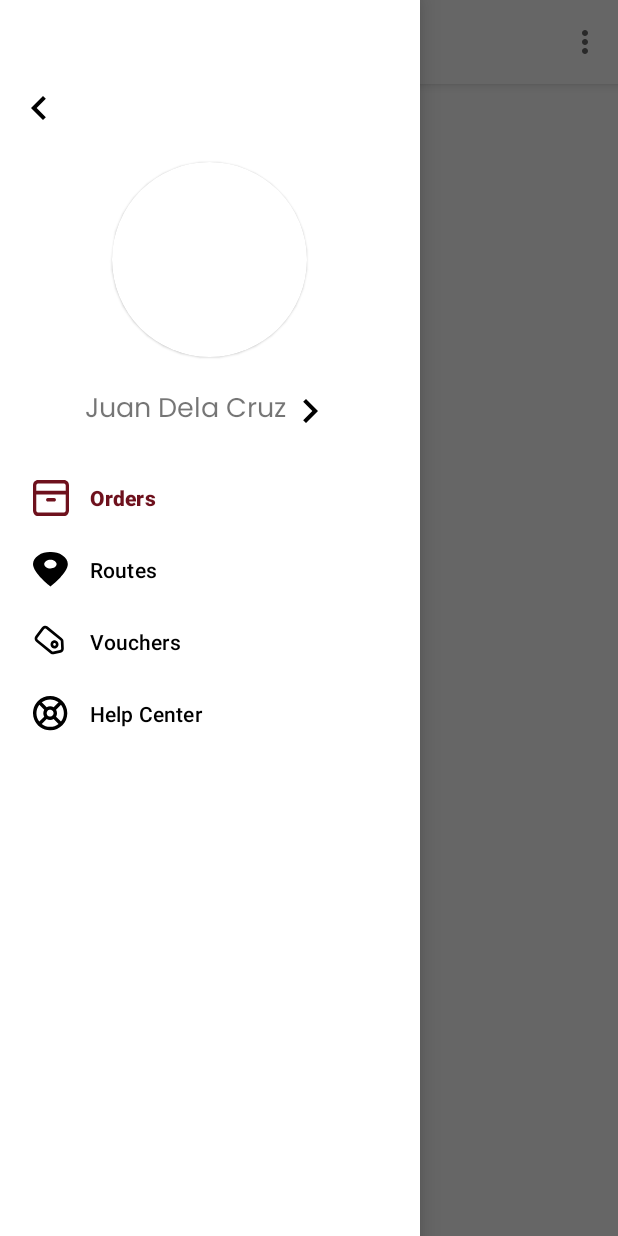
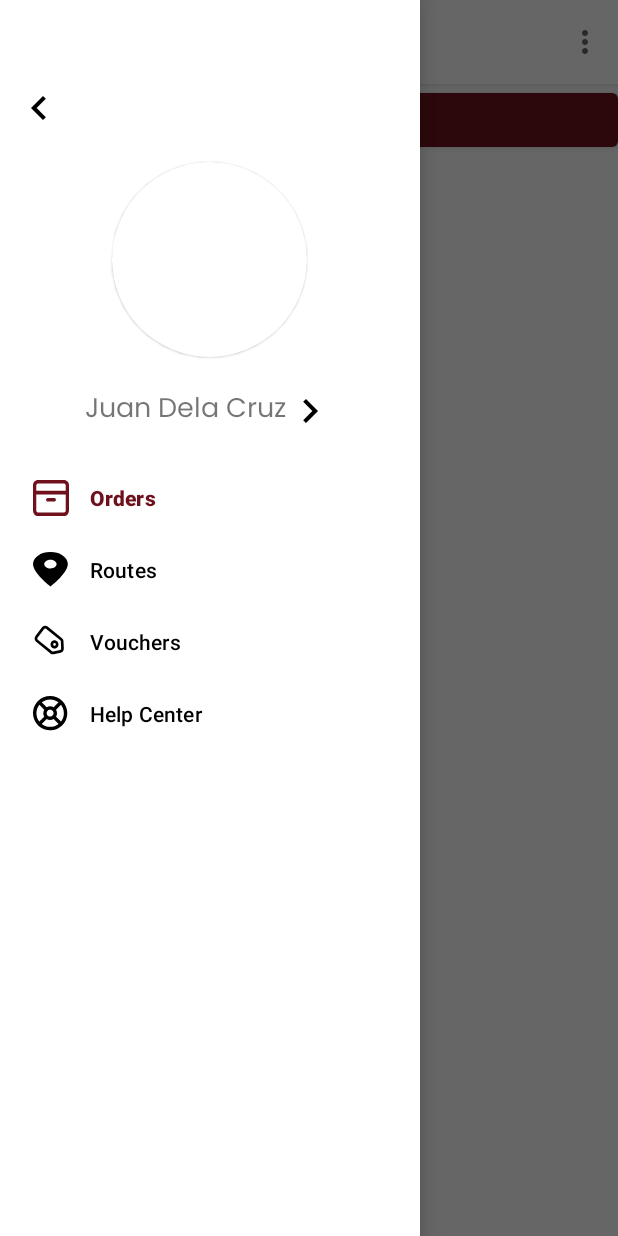
Before and after one commit to flysolo17/Daily-Grind-Client, an Android app: the MainActivity screen opened directly, with no data from a screen before it, with the side drawer open, on a phone screen of 412 x 824 dp. Run offline under Robolectric (Android 15) with nearby library versions, the phone set to English and light mode, and no system bars; our stand-ins replace Dagger/Hilt's generated code, navigation-ui.

Commit message:
stay logged in feature

```diff
--- a/app/build.gradle
+++ b/app/build.gradle
@@ -75,5 +75,7 @@ dependencies {
 
     implementation 'io.github.chaosleung:pinview:1.4.4'
 
+    implementation "androidx.datastore:datastore-preferences:1.0.0"
+
 
 }
--- a/app/src/main/java/com/jmballangca/dailygrindexpressclient/MainActivity.kt
+++ b/app/src/main/java/com/jmballangca/dailygrindexpressclient/MainActivity.kt
@@ -11,6 +11,7 @@ import androidx.navigation.ui.AppBarConfiguration
 import androidx.navigation.ui.navigateUp
 import androidx.navigation.ui.setupActionBarWithNavController
 import androidx.navigation.ui.setupWithNavController
+import com.google.android.material.dialog.MaterialAlertDialogBuilder
 import com.google.android.material.navigation.NavigationView
 import com.google.android.material.snackbar.Snackbar
 import com.jmballangca.dailygrindexpressclient.databinding.ActivityMainBinding
@@ -19,10 +20,11 @@ import com.jmballangca.dailygrindexpressclient.viewmodels.AuthViewModel
 import dagger.hilt.android.AndroidEntryPoint
 
 
+@AndroidEntryPoint
 class MainActivity : AppCompatActivity() {
     private lateinit var binding : ActivityMainBinding
     private lateinit var appBarConfiguration: AppBarConfiguration
-
+    private val authViewModel : AuthViewModel by viewModels()
     override fun onCreate(savedInstanceState: Bundle?) {
         super.onCreate(savedInstanceState)
         binding = ActivityMainBinding.inflate(layoutInflater)
@@ -51,4 +53,5 @@ class MainActivity : AppCompatActivity() {
         menuInflater.inflate(R.menu.main, menu)
         return true
     }
+
 }
--- a/app/src/main/java/com/jmballangca/dailygrindexpressclient/data/response/User.kt
+++ b/app/src/main/java/com/jmballangca/dailygrindexpressclient/data/response/User.kt
@@ -7,7 +7,6 @@ data class User(
     val full_name: String,
     val id: Int,
     val permission: List<String>,
-
     val phone_number: String,
     val phone_number_verified_at: String,
     val profile_photo: String,
--- a/app/src/main/java/com/jmballangca/dailygrindexpressclient/repository/AuthRepository.kt
+++ b/app/src/main/java/com/jmballangca/dailygrindexpressclient/repository/AuthRepository.kt
@@ -15,4 +15,9 @@ interface AuthRepository {
     suspend fun customerRegistration(customerRegistrationRequest: CustomerRegistrationRequest,result: (UiState<CustomerRegistrationResponse>) -> Unit)
 
     suspend fun login(phone : String, password : String, result: (UiState<LoginResponse>) -> Unit)
+
+    suspend fun setUser(token : String , tokenType : String)
+    suspend fun getUser() : String?
+
+    suspend fun logout()
 }
--- a/app/src/main/java/com/jmballangca/dailygrindexpressclient/utils/Constants.kt
+++ b/app/src/main/java/com/jmballangca/dailygrindexpressclient/utils/Constants.kt
@@ -2,6 +2,8 @@ package com.jmballangca.dailygrindexpressclient.utils
 
 import java.util.regex.Pattern
 
+const val PREFERENCE_KEY = "user"
+const val TOKEN = "users_token"
 const val ROLE = "customer"
 const val CREATED = 201
 const val OK = 200
--- a/app/src/main/java/com/jmballangca/dailygrindexpressclient/views/navbar/OrderFragment.kt
+++ b/app/src/main/java/com/jmballangca/dailygrindexpressclient/views/navbar/OrderFragment.kt
@@ -5,56 +5,45 @@ import androidx.fragment.app.Fragment
 import android.view.LayoutInflater
 import android.view.View
 import android.view.ViewGroup
+import androidx.fragment.app.viewModels
+import com.google.android.material.dialog.MaterialAlertDialogBuilder
 import com.jmballangca.dailygrindexpressclient.R
+import com.jmballangca.dailygrindexpressclient.databinding.FragmentOrderBinding
+import com.jmballangca.dailygrindexpressclient.viewmodels.AuthViewModel
+import dagger.hilt.android.AndroidEntryPoint
 
-// TODO: Rename parameter arguments, choose names that match
-// the fragment initialization parameters, e.g. ARG_ITEM_NUMBER
-private const val ARG_PARAM1 = "param1"
-private const val ARG_PARAM2 = "param2"
 
-/**
- * A simple [Fragment] subclass.
- * Use the [OrderFragment.newInstance] factory method to
- * create an instance of this fragment.
- */
+@AndroidEntryPoint
 class OrderFragment : Fragment() {
-    // TODO: Rename and change types of parameters
-    private var param1: String? = null
-    private var param2: String? = null
-
-    override fun onCreate(savedInstanceState: Bundle?) {
-        super.onCreate(savedInstanceState)
-        arguments?.let {
-            param1 = it.getString(ARG_PARAM1)
-            param2 = it.getString(ARG_PARAM2)
-        }
-    }
+    private lateinit var binding : FragmentOrderBinding
+    private val authViewModel: AuthViewModel by viewModels()
 
     override fun onCreateView(
         inflater: LayoutInflater, container: ViewGroup?,
         savedInstanceState: Bundle?
-    ): View? {
+    ): View {
         // Inflate the layout for this fragment
-        return inflater.inflate(R.layout.fragment_order, container, false)
+        binding = FragmentOrderBinding.inflate(inflater)
+        return binding.root
     }
 
-    companion object {
-        /**
-         * Use this factory method to create a new instance of
-         * this fragment using the provided parameters.
-         *
-         * @param param1 Parameter 1.
-         * @param param2 Parameter 2.
-         * @return A new instance of fragment OrderFragment.
-         */
-        // TODO: Rename and change types and number of parameters
-        @JvmStatic
-        fun newInstance(param1: String, param2: String) =
-            OrderFragment().apply {
-                arguments = Bundle().apply {
-                    putString(ARG_PARAM1, param1)
-                    putString(ARG_PARAM2, param2)
+    override fun onViewCreated(view: View, savedInstanceState: Bundle?) {
+        super.onViewCreated(view, savedInstanceState)
+        binding.logout.setOnClickListener {
+            MaterialAlertDialogBuilder(view.context).setTitle("Logout")
+                .setMessage("Are you sure you want to logout?")
+                .setPositiveButton("Yes") { dialog, _ ->
+                    authViewModel.logout()
+                    activity?.finish()
+                    dialog.dismiss()
                 }
-            }
+                .setNegativeButton("No") { dialog, _ ->
+                    dialog.dismiss()
+                }
+                .show()
+        }
+
     }
+
+
 }
--- a/app/src/main/java/com/jmballangca/dailygrindexpressclient/views/registration/LoginFragment.kt
+++ b/app/src/main/java/com/jmballangca/dailygrindexpressclient/views/registration/LoginFragment.kt
@@ -1,5 +1,6 @@
 package com.jmballangca.dailygrindexpressclient.views.registration
 
+import android.content.Intent
 import android.os.Bundle
 import androidx.fragment.app.Fragment
 import android.view.LayoutInflater
@@ -8,6 +9,7 @@ import android.view.ViewGroup
 import android.widget.Toast
 import androidx.fragment.app.viewModels
 import androidx.navigation.fragment.findNavController
+import com.jmballangca.dailygrindexpressclient.MainActivity
 import com.jmballangca.dailygrindexpressclient.R
 import com.jmballangca.dailygrindexpressclient.databinding.FragmentAccountInfoBinding
 import com.jmballangca.dailygrindexpressclient.databinding.FragmentLoginBinding
@@ -44,14 +46,14 @@ class LoginFragment : Fragment() {
                     Toast.makeText(view.context,state.message,5000).show()
                 }
                 is UiState.Success -> {
+                    authViewModel.saveUser(state.data.data.access_token,state.data.data.access_token_type)
                     progressDialog.stopLoading()
                     Toast.makeText(view.context,"Successfully logged in!",5000).show()
-                    findNavController().navigate(R.id.action_loginFragment_to_mainActivity)
+                    startActivity(Intent(activity, MainActivity::class.java))
                 }
             }
         }
         binding.buttonLogin.setOnClickListener {
-
             if (!validatePhoneNumber(binding.inputPhone) || !validatePassword(binding.inputPassword)) return@setOnClickListener
             authViewModel.login(binding.inputPhone.text.toString(),binding.inputPassword.text.toString())
         }
--- a/app/src/main/res/layout/fragment_sign_up.xml
+++ b/app/src/main/res/layout/fragment_sign_up.xml
@@ -33,6 +33,7 @@
             android:paddingVertical="10dp"
             android:paddingLeft="20dp"
             android:inputType="phone"
+            android:maxLength="11"
             android:id="@+id/inputPhone"
             android:background="@drawable/ic_input_bg"
             android:drawableStart="@drawable/ic_user"/>
--- /dev/null
+++ b/app/src/main/res/layout/nav_footer.xml
@@ -0,0 +1,6 @@
+<?xml version="1.0" encoding="utf-8"?>
+<androidx.constraintlayout.widget.ConstraintLayout xmlns:android="http://schemas.android.com/apk/res/android"
+    android:layout_width="match_parent"
+    android:layout_height="match_parent">
+
+</androidx.constraintlayout.widget.ConstraintLayout>
```
Also changed, not shown: app/src/main/java/com/jmballangca/dailygrindexpressclient/di/ApiInstance.kt (+10 -0 lines), app/src/main/java/com/jmballangca/dailygrindexpressclient/di/RepositoryModule.kt (+6 -2 lines), app/src/main/java/com/jmballangca/dailygrindexpressclient/repository/AuthRepositoryImpl.kt (+33 -6 lines), app/src/main/java/com/jmballangca/dailygrindexpressclient/viewmodels/AuthViewModel.kt (+16 -0 lines), app/src/main/java/com/jmballangca/dailygrindexpressclient/views/StartScreenActivity.kt (+13 -0 lines), app/src/main/java/com/jmballangca/dailygrindexpressclient/views/registration/AccountInfoFragment.kt (+6 -1 lines), app/src/main/res/layout/fragment_order.xml (+4 -3 lines), app/src/main/res/navigation/registration_nav.xml (+2 -13 lines).
